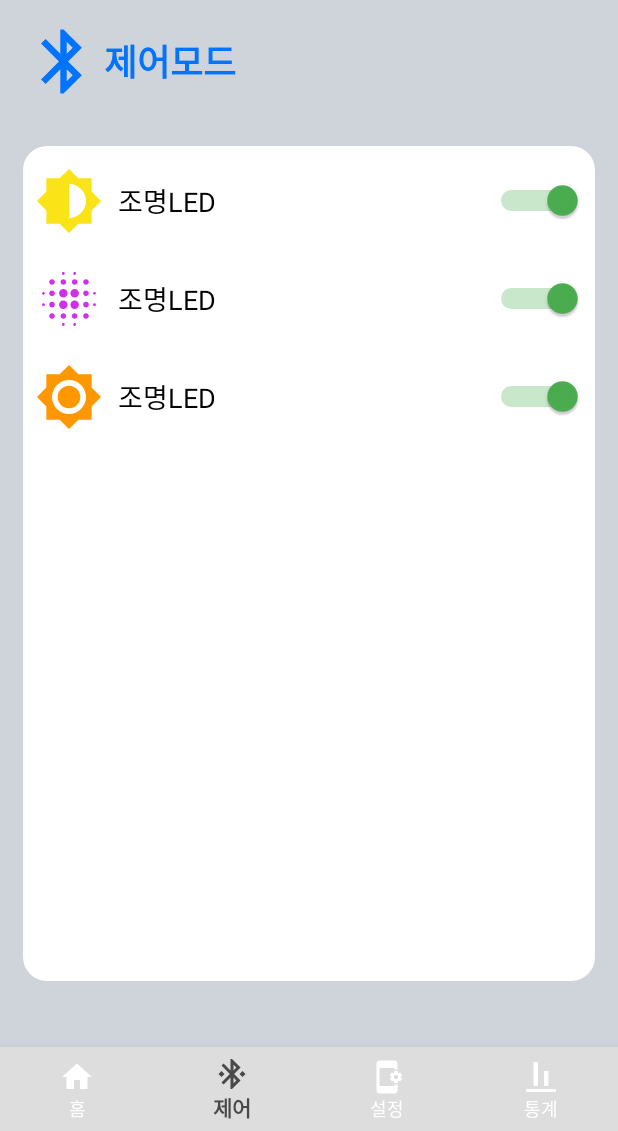
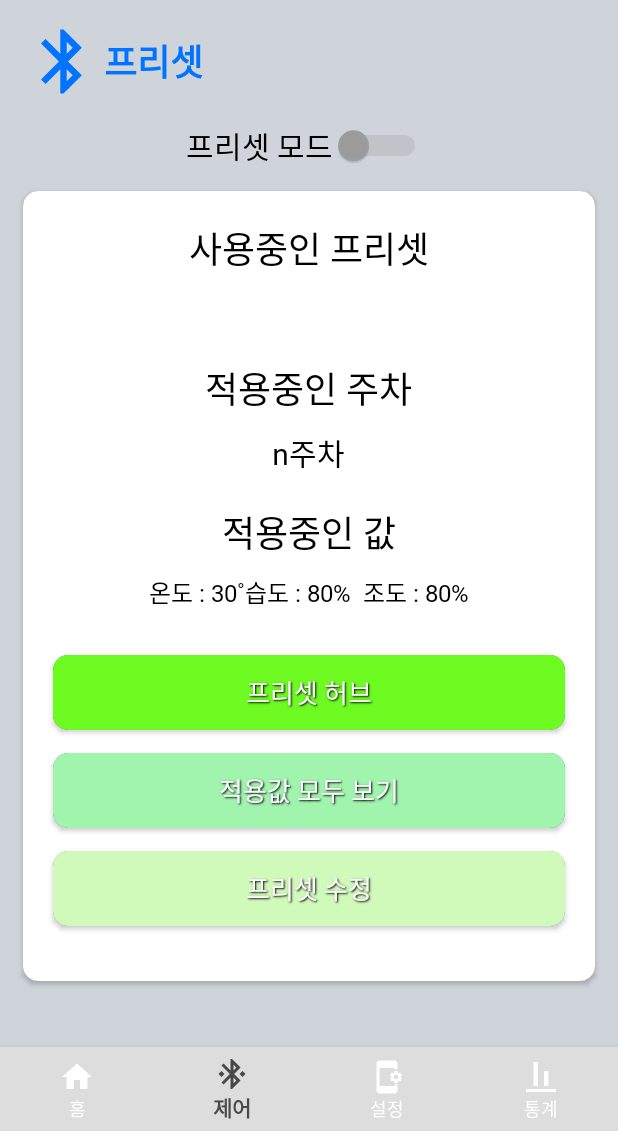
Before and after one commit to LeesuDEV/Eco_Farm, an Android app: the HomeFragment screen opened directly, with no data from a screen before it, item 2 of the bottom bar chosen, on a phone screen of 412 x 824 dp, the part 105-1236 px from its top. Run offline under Robolectric (Android 15) with nearby library versions, the phone set to English and light mode, and no system bars; our stand-ins replace Firebase (no records; nobody signed in at launch, a user with empty details on screens opened directly); 13 statements that could not run were skipped.

Commit message:
프리셋 초안 추가

```diff
--- a/app/src/main/java/com/example/proto/ControlFragment.java
+++ /dev/null
@@ -1,74 +0,0 @@
-package com.example.proto;
-
-import android.os.Bundle;
-import android.view.LayoutInflater;
-import android.view.View;
-import android.view.ViewGroup;
-import android.widget.CompoundButton;
-import android.widget.Switch;
-
-import androidx.annotation.NonNull;
-import androidx.annotation.Nullable;
-import androidx.fragment.app.Fragment;
-
-import com.google.firebase.database.DataSnapshot;
-import com.google.firebase.database.DatabaseError;
-import com.google.firebase.database.DatabaseReference;
-import com.google.firebase.database.ValueEventListener;
-
-public class ControlFragment extends Fragment {
-
-    Switch ledSw;
-
-    DatabaseReference ledStatus;
-
-    public ControlFragment (){
-
-    }
-
-    @Override
-    public View onCreateView(LayoutInflater layoutInflater, ViewGroup viewGroup, Bundle bundle){
-        return layoutInflater.inflate(R.layout.control,viewGroup,false);
-    }
-
-    @Override
-    public void onViewCreated(@NonNull View view, @Nullable Bundle savedInstanceState) {
-        super.onViewCreated(view, savedInstanceState);
-
-        if (ledStatus != null) {
-            displayStatusThread(ledStatus,ledSw);  //LED상태 실시간동기화 쓰레드
-        }
-
-        /*----------------------앱 LED스위치 변경시 데이터 업로드--------------------------*/
-        ledSw.setOnCheckedChangeListener(new CompoundButton.OnCheckedChangeListener() {
-            @Override
-            public void onCheckedChanged(CompoundButton buttonView, boolean isChecked) {
-                if (isChecked) {
-                    ledStatus.setValue(true);
-                } else {
-                    ledStatus.setValue(false);
-                }
-            }
-        });
-        /*----------------------앱 LED스위치 변경시 데이터 업로드--------------------------*/
-
-    }
-
-    /*------------------led 실시간 on/off 표출메소드 ------------------------------------------*/
-    public void displayStatusThread(DatabaseReference def, Switch sw) {
-        def.addValueEventListener(new ValueEventListener() {
-            @Override
-            public void onDataChange(@NonNull DataSnapshot snapshot) {
-                Boolean statusValue = snapshot.getValue(Boolean.class); //
-
-                sw.setChecked(statusValue);
-            }
-
-            @Override
-            public void onCancelled(@NonNull DatabaseError error) {
-
-            }
-        });
-    }
-    /*-----------------------led 실시간 on/off 표출메소드 -----------------------------*/
-}
--- a/app/src/main/java/com/example/proto/HomeFragment.java
+++ b/app/src/main/java/com/example/proto/HomeFragment.java
@@ -44,6 +44,8 @@ public class HomeFragment extends Fragment {
     static ImageView cropsImageView;
 
     int expireDate;
+
+    static String cropName;
     static long growthDate;
 
     public HomeFragment() {
@@ -234,24 +236,32 @@ public class HomeFragment extends Fragment {
 
                 HomeFragment.growthDateTV.setText("" + HomeFragment.growthDate + "일");
 
-                if (HomeFragment.growthDate > 45) {
+                MainFragment.fireStore_MyDB.collection("preset")
+            }
+        });
+    }
+
+    public void showGrowLevel() {
+        if (HomeFragment.growthDate > 42) {
             //재배
             HomeFragment.growthStateTV.setText("재배");
         }
-                if (HomeFragment.growthDate < 45) {
-                    //성장
-                    HomeFragment.growthStateTV.setText("성장");
+        if (HomeFragment.growthDate < 42) {
+            //성숙기
+            HomeFragment.growthStateTV.setText("성숙기");
         }
-                if (HomeFragment.growthDate < 21) {
-                    //묘목
-                    HomeFragment.growthStateTV.setText("묘목");
+        if (HomeFragment.growthDate < 28) {
+            //생장기
+            HomeFragment.growthStateTV.setText("생장기");
+        }
+        if (HomeFragment.growthDate < 14) {
+            //초기성장
+            HomeFragment.growthStateTV.setText("초기성장");
         }
         if (HomeFragment.growthDate < 7) {
             //발아
             HomeFragment.growthStateTV.setText("발아");
         }
+    }
 
 }
-        });
-    }
-}
--- a/app/src/main/java/com/example/proto/MainFragment.java
+++ b/app/src/main/java/com/example/proto/MainFragment.java
@@ -50,6 +50,7 @@ public class MainFragment extends AppCompatActivity {
 
     static boolean status = false; // 작물 키우고있나? 아닌가? 상태
     static String startDate; // 식물 성장 시작일
+    static int week; // 식물 성장 주
 
     static DatabaseReference now_temp;
     static DatabaseReference now_hum;
@@ -86,7 +87,7 @@ public class MainFragment extends AppCompatActivity {
                         fragment = new HomeFragment();
                         break;
                     case (R.id.controll_menu):
-                        fragment = new ControlFragment();
+                        fragment = new PresetFragment();
                         break;
                     case (R.id.set_menu):
                         fragment = new SettingFragment();
@@ -154,6 +155,10 @@ public class MainFragment extends AppCompatActivity {
                             startDate = (String) data.get("DATE");
                         }
 
+                        if (data.containsKey("WEEK")) {
+                            week = Integer.parseInt(data.get("WEEK").toString());
+                        }
+
                         //작업후 기본 프래그먼트를 HomeFragment로 설정
                         runOnUiThread(new Runnable() {
                             @Override
--- /dev/null
+++ b/app/src/main/java/com/example/proto/PresetFragment.java
@@ -0,0 +1,94 @@
+package com.example.proto;
+
+import android.os.Bundle;
+import android.view.LayoutInflater;
+import android.view.View;
+import android.view.ViewGroup;
+import android.widget.CompoundButton;
+import android.widget.Switch;
+import android.widget.TextView;
+
+import androidx.annotation.NonNull;
+import androidx.annotation.Nullable;
+import androidx.fragment.app.Fragment;
+
+import com.google.android.gms.tasks.OnSuccessListener;
+import com.google.firebase.database.DataSnapshot;
+import com.google.firebase.database.DatabaseError;
+import com.google.firebase.database.DatabaseReference;
+import com.google.firebase.database.ValueEventListener;
+import com.google.firebase.firestore.DocumentSnapshot;
+
+public class PresetFragment extends Fragment {
+    TextView currentPresetTV,currentValueTV,currentWeekTV;
+
+    public PresetFragment() {
+
+    }
+
+    @Override
+    public View onCreateView(LayoutInflater layoutInflater, ViewGroup viewGroup, Bundle bundle) {
+        return layoutInflater.inflate(R.layout.preset, viewGroup, false);
+    }
+
+    @Override
+    public void onViewCreated(@NonNull View view, @Nullable Bundle savedInstanceState) {
+        super.onViewCreated(view, savedInstanceState);
+
+        currentPresetTV = view.findViewById(R.id.currentPresetTV);
+        currentValueTV = view.findViewById(R.id.currentValueTV);
+        currentWeekTV = view.findViewById(R.id.currentWeekTV);
+
+        updateValue();
+
+        MainFragment.fireStore_MyDB.collection("preset").document("preset").get().addOnSuccessListener(new OnSuccessListener<DocumentSnapshot>() {
+            @Override
+            public void onSuccess(DocumentSnapshot documentSnapshot) {
+
+            }
+        });
+
+    }
+
+    // 텍스트뷰에 값을 업데이트 해주는 메소드
+    public void updateValue(){
+        // 몇주차인지 업데이트
+        MainFragment.fireStore_MyDB.get().addOnSuccessListener(new OnSuccessListener<DocumentSnapshot>() {
+            @Override
+            public void onSuccess(DocumentSnapshot documentSnapshot) {
+                currentWeekTV.setText(documentSnapshot.get("WEEK").toString());
+            }
+        });
+
+        //사용하고 있는 프리셋이름과 현재주차 값 로딩
+        MainFragment.fireStore_MyDB.collection("preset").document("preset").get().addOnSuccessListener(new OnSuccessListener<DocumentSnapshot>() {
+            @Override
+            public void onSuccess(DocumentSnapshot documentSnapshot) {
+                String name = documentSnapshot.getString("name");
+                currentPresetTV.setText(name);
+
+                String[] tmp_ls;
+                switch (MainFragment.week) {
+                    case 1:
+                        tmp_ls = documentSnapshot.getString("1week").split(";");
+                        currentValueTV.setText("온도 : "+tmp_ls[0]+"˚습도 : "+tmp_ls[1]+"%  조도 : "+tmp_ls[2]+"%");
+                        break;
+                    case 2:
+                        tmp_ls = documentSnapshot.getString("2week").split(";");
+                        currentValueTV.setText("온도 : "+tmp_ls[0]+"˚습도 : "+tmp_ls[1]+"%  조도 : "+tmp_ls[2]+"%");
+                        break;
+                    case 3:
+                        tmp_ls = documentSnapshot.getString("3week").split(";");
+                        currentValueTV.setText("온도 : "+tmp_ls[0]+"˚습도 : "+tmp_ls[1]+"%  조도 : "+tmp_ls[2]+"%");
+                        break;
+                    case 4:
+                        tmp_ls = documentSnapshot.getString("4week").split(";");
+                        currentValueTV.setText("온도 : "+tmp_ls[0]+"˚습도 : "+tmp_ls[1]+"%  조도 : "+tmp_ls[2]+"%");
+                        break;
+                    default:
+                        break;
+                }
+            }
+        });
+    }
+}
--- a/app/src/main/res/layout/control.xml
+++ /dev/null
@@ -1,143 +0,0 @@
-<?xml version="1.0" encoding="utf-8"?>
-<FrameLayout xmlns:android="http://schemas.android.com/apk/res/android"
-    xmlns:app="http://schemas.android.com/apk/res-auto"
-    xmlns:tools="http://schemas.android.com/tools"
-    android:id="@+id/controll_menu"
-    android:layout_width="match_parent"
-    android:layout_height="match_parent">
-
-    <LinearLayout
-        android:layout_width="match_parent"
-        android:layout_height="match_parent"
-        android:background="#ced4da"
-        android:orientation="vertical">
-
-        <LinearLayout
-            android:layout_width="wrap_content"
-            android:layout_height="wrap_content"
-            android:layout_marginLeft="15dp"
-            android:layout_marginTop="15dp"
-            android:layout_marginBottom="15dp"
-            android:orientation="horizontal">
-
-            <ImageView
-                android:layout_width="54dp"
-                android:layout_height="51dp"
-                android:src="@drawable/baseline_bluetooth_24"
-                app:tint="#0073FF" />
-
-            <TextView
-                android:layout_width="wrap_content"
-                android:layout_height="wrap_content"
-                android:layout_gravity="center"
-                android:text="제어모드"
-                android:textColor="#0073ff"
-                android:textSize="24sp"
-                android:textStyle="bold" />
-        </LinearLayout>
-
-        <LinearLayout
-            android:layout_width="match_parent"
-            android:layout_height="match_parent"
-            android:layout_marginTop ="15dp"
-            android:layout_marginLeft="15dp"
-            android:layout_marginRight ="15dp"
-            android:layout_marginBottom="100dp"
-            android:background="@drawable/rounded_corner_box"
-            android:orientation="vertical">
-
-            <LinearLayout
-                android:layout_width="match_parent"
-                android:layout_height="wrap_content"
-                android:layout_marginLeft="4dp"
-                android:layout_marginTop="10dp"
-                android:layout_marginRight="4dp"
-                android:layout_marginBottom="10dp"
-                android:orientation="horizontal">
-
-                <ImageView
-                    android:layout_width="45dp"
-                    android:layout_height="45dp"
-                    android:src="@drawable/light"
-                    app:tint="#FAE316" />
-
-                <Switch
-                    android:id="@+id/LedSwitch"
-                    android:layout_width="wrap_content"
-                    android:layout_height="wrap_content"
-                    android:layout_gravity="center"
-                    android:layout_marginLeft="10dp"
-                    android:layout_weight="1"
-                    android:checked="true"
-                    android:switchMinWidth="65dp"
-                    android:text="조명LED"
-                    android:textSize="18sp"
-                    android:thumbTint="@color/switch_color_thumb"
-                    android:trackTint="@color/switch_color_track"
-                    android:textColor="#000000"/>
-            </LinearLayout>
-
-            <LinearLayout
-                android:layout_width="match_parent"
-                android:layout_height="wrap_content"
-                android:layout_marginLeft="4dp"
-                android:layout_marginTop="10dp"
-                android:layout_marginRight="4dp"
-                android:layout_marginBottom="10dp"
-                android:orientation="horizontal">
-
-                <ImageView
-                    android:layout_width="45dp"
-                    android:layout_height="45dp"
-                    android:src="@drawable/life_light"
-                    app:tint="#D030EC" />
-
-                <Switch
-                    android:layout_width="wrap_content"
-                    android:layout_height="wrap_content"
-                    android:layout_gravity="center"
-                    android:layout_marginLeft="10dp"
-                    android:layout_weight="1"
-                    android:checked="true"
-                    android:switchMinWidth="65dp"
-                    android:text="조명LED"
-                    android:textSize="18sp"
-                    android:thumbTint="@color/switch_color_thumb"
-                    android:trackTint="@color/switch_color_track"
-                    android:textColor="#000000"/>
-            </LinearLayout>
-
-            <LinearLayout
-                android:layout_width="match_parent"
-                android:layout_height="wrap_content"
-                android:layout_marginLeft="4dp"
-                android:layout_marginTop="10dp"
-                android:layout_marginRight="4dp"
-                android:layout_marginBottom="10dp"
-                android:orientation="horizontal">
-
-                <ImageView
-                    android:layout_width="45dp"
-                    android:layout_height="45dp"
-                    android:src="@drawable/heat_brightness"
-                    app:tint="#FF9800" />
-
-                <Switch
-                    android:layout_width="wrap_content"
-                    android:layout_height="wrap_content"
-                    android:layout_gravity="center"
-                    android:layout_marginLeft="10dp"
-                    android:layout_weight="1"
-                    android:checked="true"
-                    android:switchMinWidth="65dp"
-                    android:text="조명LED"
-                    android:textSize="18sp"
-                    android:thumbTint="@color/switch_color_thumb"
-                    android:trackTint="@color/switch_color_track"
-                    android:textColor="#000000"/>
-            </LinearLayout>
-
-        </LinearLayout>
-
-    </LinearLayout>
-</FrameLayout>
--- /dev/null
+++ b/app/src/main/res/layout/preset.xml
@@ -0,0 +1,244 @@
+<?xml version="1.0" encoding="utf-8"?>
+<FrameLayout xmlns:android="http://schemas.android.com/apk/res/android"
+    xmlns:app="http://schemas.android.com/apk/res-auto"
+    xmlns:tools="http://schemas.android.com/tools"
+    android:id="@+id/controll_menu"
+    android:layout_width="match_parent"
+    android:layout_height="match_parent">
+
+    <LinearLayout
+        android:layout_width="match_parent"
+        android:layout_height="match_parent"
+        android:background="#ced4da"
+        android:orientation="vertical">
+
+        <LinearLayout
+            android:layout_width="wrap_content"
+            android:layout_height="wrap_content"
+            android:layout_marginLeft="15dp"
+            android:layout_marginTop="15dp"
+            android:layout_marginBottom="15dp"
+            android:orientation="horizontal">
+
+            <ImageView
+                android:layout_width="54dp"
+                android:layout_height="51dp"
+                android:src="@drawable/baseline_bluetooth_24"
+                app:tint="#0073FF" />
+
+            <TextView
+                android:layout_width="wrap_content"
+                android:layout_height="wrap_content"
+                android:layout_gravity="center"
+                android:text="프리셋"
+                android:textColor="#0073ff"
+                android:textSize="24sp"
+                android:textStyle="bold" />
+        </LinearLayout>
+
+        <Switch
+            android:layout_width="wrap_content"
+            android:layout_height="wrap_content"
+            android:layout_gravity="center"
+            android:checked="false"
+            android:fontFamily="@font/netmarble_bold"
+            android:switchMinWidth="65dp"
+            android:text="프리셋 모드"
+            android:textColor="#000000"
+            android:textSize="20sp"
+            android:thumbTint="@color/switch_color_thumb"
+            android:trackTint="@color/switch_color_track" />
+
+
+        <androidx.cardview.widget.CardView
+            android:layout_width="match_parent"
+            android:layout_height="match_parent"
+            android:layout_marginLeft="15dp"
+            android:layout_marginTop="15dp"
+            android:layout_marginRight="15dp"
+            android:layout_marginBottom="100dp"
+            app:cardCornerRadius="10dp">
+
+            <LinearLayout
+                android:layout_width="match_parent"
+                android:layout_height="match_parent"
+                android:background="#ffffff"
+                android:orientation="vertical">
+
+                <LinearLayout
+                    android:layout_width="match_parent"
+                    android:layout_height="match_parent"
+                    android:orientation="vertical">
+
+                    <LinearLayout
+                        android:layout_width="match_parent"
+                        android:layout_height="wrap_content"
+                        android:layout_marginTop="20dp"
+                        android:gravity="center"
+                        android:orientation="horizontal">
+
+                        <TextView
+                            android:layout_width="wrap_content"
+                            android:layout_height="wrap_content"
+                            android:fontFamily="@font/netmarble_bold"
+                            android:text="사용중인 프리셋"
+                            android:textColor="#000000"
+                            android:textSize="24dp" />
+                    </LinearLayout>
+
+                    <LinearLayout
+                        android:layout_width="match_parent"
+                        android:layout_height="wrap_content"
+                        android:layout_marginTop="10dp"
+                        android:gravity="center"
+                        android:orientation="horizontal">
+
+                        <TextView
+                            android:id="@+id/currentPresetTV"
+                            android:layout_width="wrap_content"
+                            android:layout_height="wrap_content"
+                            android:fontFamily="@font/netmarble_medium"
+                            android:text="Object"
+                            android:textColor="#000000"
+                            android:textSize="20dp" />
+                    </LinearLayout>
+
+                    <LinearLayout
+                        android:layout_width="match_parent"
+                        android:layout_height="wrap_content"
+                        android:layout_marginTop="20dp"
+                        android:gravity="center"
+                        android:orientation="horizontal">
+
+                        <TextView
+                            android:layout_width="wrap_content"
+                            android:layout_height="wrap_content"
+                            android:fontFamily="@font/netmarble_bold"
+                            android:text="적용중인 주차"
+                            android:textColor="#000000"
+                            android:textSize="24dp" />
+                    </LinearLayout>
+
+                    <LinearLayout
+                        android:layout_width="match_parent"
+                        android:layout_height="wrap_content"
+                        android:layout_marginTop="10dp"
+                        android:gravity="center"
+                        android:orientation="horizontal">
+
+                        <TextView
+                            android:id="@+id/currentWeekTV"
+                            android:layout_width="wrap_content"
+                            android:layout_height="wrap_content"
+                            android:fontFamily="@font/netmarble_medium"
+                            android:text="n주차"
+                            android:textColor="#000000"
+                            android:textSize="20dp" />
+                    </LinearLayout>
+
+                    <LinearLayout
+                        android:layout_width="match_parent"
+                        android:layout_height="wrap_content"
+                        android:layout_marginTop="20dp"
+                        android:gravity="center"
+                        android:orientation="horizontal">
+
+                        <TextView
+                            android:layout_width="wrap_content"
+                            android:layout_height="wrap_content"
+                            android:fontFamily="@font/netmarble_bold"
+                            android:text="적용중인 값"
+                            android:textColor="#000000"
+                            android:textSize="24dp" />
+                    </LinearLayout>
+
+                    <LinearLayout
+                        android:layout_width="match_parent"
+                        android:layout_height="wrap_content"
+                        android:layout_marginTop="10dp"
+                        android:gravity="center"
+                        android:orientation="horizontal">
+
+                        <TextView
+                            android:id="@+id/currentValueTV"
+                            android:layout_width="wrap_content"
+                            android:layout_height="wrap_content"
+                            android:fontFamily="@font/netmarble_medium"
+                            android:text="온도 : 30˚습도 : 80%  조도 : 80%"
+                            android:textColor="#000000"
+                            android:textSize="16dp" />
+                    </LinearLayout>
+
+                    <androidx.cardview.widget.CardView
+                        android:layout_width="match_parent"
+                        android:layout_height="50dp"
+                        android:layout_marginLeft="20dp"
+                        android:layout_marginTop="30dp"
+                        android:layout_marginRight="20dp"
+                        app:cardCornerRadius="10dp">
+
+                        <TextView
+                            android:layout_width="match_parent"
+                            android:layout_height="match_parent"
+                            android:fontFamily="@font/netmarble_medium"
+                            android:gravity="center"
+                            android:text="프리셋 허브"
+                            android:textColor="#ffffff"
+                            android:shadowColor="#000000"
+                            android:shadowRadius="1"
+                            android:shadowDy="1"
+                            android:shadowDx="1"
+                            android:textSize="17dp"
+                            android:background="#6DFB22"/>
+                    </androidx.cardview.widget.CardView>
+
+                    <androidx.cardview.widget.CardView
+                        android:layout_width="match_parent"
+                        android:layout_height="50dp"
+                        android:layout_marginLeft="20dp"
+                        android:layout_marginTop="15dp"
+                        android:layout_marginRight="20dp"
+                        app:cardCornerRadius="10dp">
+
+                        <TextView
+                            android:layout_width="match_parent"
+                            android:layout_height="match_parent"
+                            android:fontFamily="@font/netmarble_medium"
+                            android:gravity="center"
+                            android:text="적용값 모두 보기"
+                            android:textSize="17dp"
+                            android:textColor="#ffffff"
+                            android:shadowColor="#000000"
+                            android:shadowRadius="1"
+                            android:shadowDy="1"
+                            android:shadowDx="1"
+                            android:background="#A0F4AE"/>
+                    </androidx.cardview.widget.CardView>
+
+                    <androidx.cardview.widget.CardView
+                        android:layout_width="match_parent"
+                        android:layout_height="50dp"
+                        android:layout_marginLeft="20dp"
+                        android:layout_marginTop="15dp"
+                        android:layout_marginRight="20dp"
+                        app:cardCornerRadius="10dp">
+
+                        <TextView
+                            android:layout_width="match_parent"
+                            android:layout_height="match_parent"
+                            android:fontFamily="@font/netmarble_medium"
+                            android:gravity="center"
+                            android:text="프리셋 수정"
+                            android:textSize="17dp"
+                            android:textColor="#ffffff"
+                            android:shadowColor="#000000"
+                            android:shadowRadius="1"
+                            android:shadowDy="1"
+                            android:shadowDx="1"
+                            android:background="#D0FABA"/>
+                    </androidx.cardview.widget.CardView>
+                </LinearLayout>
+            </LinearLayout>
+        </androidx.cardview.widget.CardView>
+    </LinearLayout>
+</FrameLayout>
```
Lines whose indentation alone changed are shown as unchanged.
